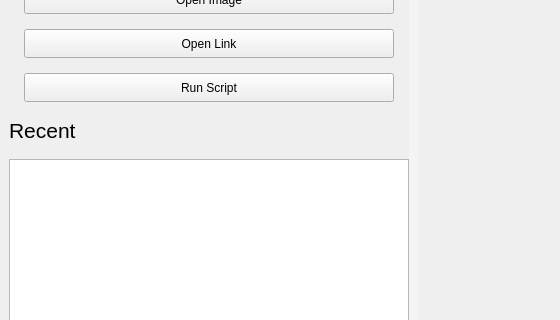
Before: the Qt Designer form geometrize/dialog/launchwindow.ui in Tw1ddle/geometrize, drawn with Qt 5; both pictures show x 0 to 560 and y 90 to 410 of the 1280 by 720 pixel window.
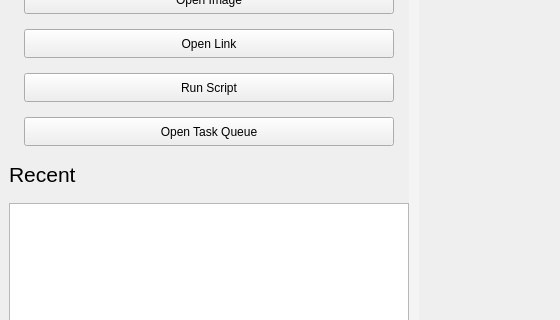
After: the same form once the commit is applied. Icons and pictures are not drawn. Custom widgets are drawn as their Qt base class.

Commit message: Rename stop conditions widget, will re-purpose so it's a general scripting panel

```diff
--- a/geometrize/dialog/launchwindow.ui
+++ b/geometrize/dialog/launchwindow.ui
@@ -313,6 +313,35 @@
                   </property>
                  </widget>
                 </item>
+                <item>
+                 <widget class="QToolButton" name="openTaskQueue">
+                  <property name="sizePolicy">
+                   <sizepolicy hsizetype="Expanding" vsizetype="Fixed">
+                    <horstretch>0</horstretch>
+                    <verstretch>0</verstretch>
+                   </sizepolicy>
+                  </property>
+                  <property name="styleSheet">
+                   <string notr="true">padding: 5px;</string>
+                  </property>
+                  <property name="text">
+                   <string>Open Task Queue</string>
+                  </property>
+                  <property name="icon">
+                   <iconset resource="../../resources/icons.qrc">
+                    <normaloff>:/icons/paginator.png</normaloff>:/icons/paginator.png</iconset>
+                  </property>
+                  <property name="iconSize">
+                   <size>
+                    <width>32</width>
+                    <height>32</height>
+                   </size>
+                  </property>
+                  <property name="toolButtonStyle">
+                   <enum>Qt::ToolButtonTextBesideIcon</enum>
+                  </property>
+                 </widget>
+                </item>
                </layout>
               </item>
              </layout>
```
Left out of the diff: 8 changed lines with no effect on the pictures. The commit also changes 6 other files.
